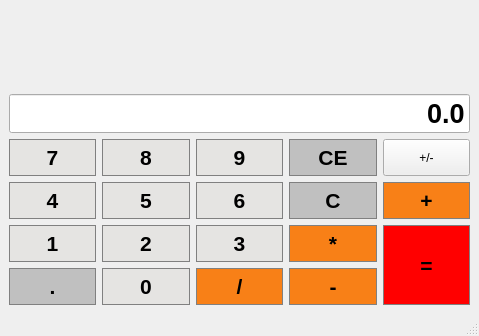
Qt form calculators.ui (SonaliGaonkar/calculator) before a commit.
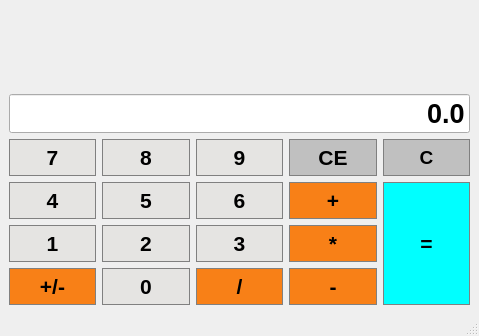
The same form after that commit.

```diff
--- a/calculators.ui
+++ b/calculators.ui
@@ -180,7 +180,7 @@
      </widget>
     </item>
     <item row="6" column="0">
-     <widget class="QPushButton" name="DOT">
+     <widget class="QPushButton" name="Changesign">
       <property name="font">
        <font>
         <pointsize>16</pointsize>
@@ -194,14 +194,14 @@
 	border: 1px solid gray;
 	padding: 5px;
 }
-QPuahButton {
-	background-color: #C0C0C0;
+QPushButton {
+	background-color: #F88017;
 	border: 1px solid gray;
 	Padding:5px
 }</string>
       </property>
       <property name="text">
-       <string>.</string>
+       <string>+/-</string>
       </property>
      </widget>
     </item>
@@ -257,38 +257,6 @@
       </property>
      </widget>
     </item>
-    <item row="4" column="4">
-     <widget class="QPushButton" name="Add">
-      <property name="sizePolicy">
-       <sizepolicy hsizetype="Minimum" vsizetype="Minimum">
-        <horstretch>0</horstretch>
-        <verstretch>0</verstretch>
-       </sizepolicy>
-      </property>
-      <property name="font">
-       <font>
-        <pointsize>16</pointsize>
-        <italic>false</italic>
-        <bold>true</bold>
-       </font>
-      </property>
-      <property name="styleSheet">
-       <string notr="true">QPushButton {
-	background-color: #C0C0C0;
-	border: 1px solid gray;
-	padding: 5px;
-}
-QPushButton {
-	background-color: #F88017;
-	border: 1px solid gray;
-	Padding:5px
-}</string>
-      </property>
-      <property name="text">
-       <string>+</string>
-      </property>
-     </widget>
-    </item>
     <item row="3" column="0">
      <widget class="QPushButton" name="Button7">
       <property name="font">
@@ -368,7 +336,7 @@
      </widget>
     </item>
     <item row="4" column="3">
-     <widget class="QPushButton" name="C">
+     <widget class="QPushButton" name="Add">
       <property name="font">
        <font>
         <pointsize>16</pointsize>
@@ -383,13 +351,13 @@
 	padding: 5px;
 }
 QPushButton {
-	background-color: pink
+	background-color: #F88017;
 	border: 1px solid gray;
 	Padding:5px
 }</string>
       </property>
       <property name="text">
-       <string>C</string>
+       <string>+</string>
       </property>
      </widget>
     </item>
@@ -471,38 +439,6 @@
       </property>
      </widget>
     </item>
-    <item row="5" column="4" rowspan="2">
-     <widget class="QPushButton" name="Equal">
-      <property name="sizePolicy">
-       <sizepolicy hsizetype="Preferred" vsizetype="Expanding">
-        <horstretch>0</horstretch>
-        <verstretch>0</verstretch>
-       </sizepolicy>
-      </property>
-      <property name="font">
-       <font>
-        <pointsize>16</pointsize>
-        <italic>false</italic>
-        <bold>true</bold>
-       </font>
-      </property>
-      <property name="styleSheet">
-       <string notr="true">QPushButton {
-	background-color: #C0C0C0;
-	border: 1px solid gray;
-	padding: 5px;
-}
-QPushButton {
-	background-color: red;
-	border: 1px solid gray;
-	padding: 5px;
-}</string>
-      </property>
-      <property name="text">
-       <string>=</string>
-      </property>
-     </widget>
-    </item>
     <item row="5" column="3">
      <widget class="QPushButton" name="Multiply">
       <property name="font">
@@ -561,15 +497,66 @@
      </widget>
     </item>
     <item row="3" column="4">
-     <widget class="QPushButton" name="Changesign">
+     <widget class="QPushButton" name="C">
       <property name="sizePolicy">
        <sizepolicy hsizetype="Minimum" vsizetype="Minimum">
         <horstretch>0</horstretch>
         <verstretch>0</verstretch>
        </sizepolicy>
       </property>
+      <property name="font">
+       <font>
+        <family>Arial</family>
+        <pointsize>14</pointsize>
+        <bold>true</bold>
+       </font>
+      </property>
+      <property name="styleSheet">
+       <string notr="true">QPushButton {
+	background-color: #C0C0C0;
+	border: 1px solid gray;
+	padding: 5px;
+}
+QPushButton {
+	background-color:#C0C0C0;
+	border: 1px solid gray;
+	Padding:5px
+}</string>
+      </property>
       <property name="text">
-       <string>+/-</string>
+       <string>C</string>
+      </property>
+     </widget>
+    </item>
+    <item row="4" column="4" rowspan="3">
+     <widget class="QPushButton" name="Equal">
+      <property name="sizePolicy">
+       <sizepolicy hsizetype="Preferred" vsizetype="Expanding">
+        <horstretch>0</horstretch>
+        <verstretch>0</verstretch>
+       </sizepolicy>
+      </property>
+      <property name="font">
+       <font>
+        <pointsize>16</pointsize>
+        <italic>false</italic>
+        <bold>true</bold>
+       </font>
+      </property>
+      <property name="styleSheet">
+       <string notr="true">QPushButton {
+	background-color: #C0C0C0;
+	border: 1px solid gray;
+	padding: 5px;
+}
+QPushButton {
+	background-color: #00FFFF;
+	border: 1px solid gray;
+	padding: 5px;
+}</string>
+      </property>
+      <property name="text">
+       <string>=</string>
       </property>
      </widget>
     </item>
```
Left out of the diff: 3 changed lines with no effect on the pictures.
